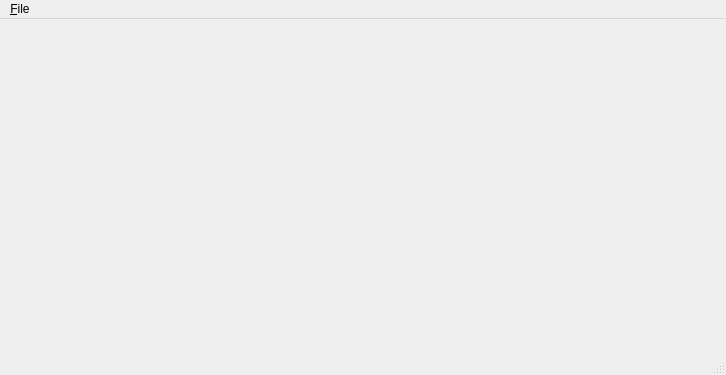
Qt form gui/MainWindow.ui (JoelMon/pyTalkManager) before a commit.
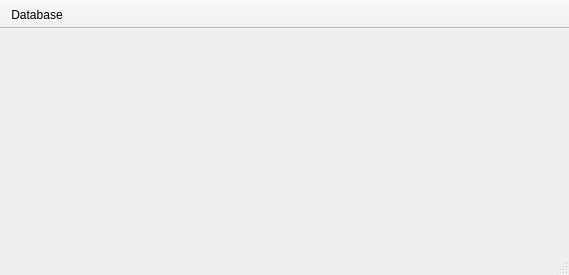
The same form after that commit. Icons and pictures are not drawn.

```diff
--- a/gui/MainWindow.ui
+++ b/gui/MainWindow.ui
@@ -6,41 +6,46 @@
    <rect>
     <x>0</x>
     <y>0</y>
-    <width>726</width>
-    <height>375</height>
+    <width>569</width>
+    <height>275</height>
    </rect>
   </property>
   <property name="windowTitle">
    <string>pyTalkManager</string>
   </property>
   <widget class="QWidget" name="centralwidget"/>
-  <widget class="QMenuBar" name="menubar">
-   <property name="geometry">
-    <rect>
-     <x>0</x>
-     <y>0</y>
-     <width>726</width>
-     <height>25</height>
-    </rect>
-   </property>
-   <widget class="QMenu" name="menuR">
-    <property name="title">
-     <string>&amp;File</string>
-    </property>
-    <addaction name="action_Open"/>
-    <addaction name="action_Exit"/>
-   </widget>
-   <addaction name="menuR"/>
-  </widget>
   <widget class="QStatusBar" name="statusbar"/>
-  <action name="action_Open">
-   <property name="text">
-    <string>&amp;Open</string>
+  <widget class="QToolBar" name="toolBar">
+   <property name="windowTitle">
+    <string>toolBar</string>
    </property>
-  </action>
-  <action name="action_Exit">
+   <property name="movable">
+    <bool>false</bool>
+   </property>
+   <property name="iconSize">
+    <size>
+     <width>32</width>
+     <height>32</height>
+    </size>
+   </property>
+   <attribute name="toolBarArea">
+    <enum>TopToolBarArea</enum>
+   </attribute>
+   <attribute name="toolBarBreak">
+    <bool>true</bool>
+   </attribute>
+   <addaction name="actionDatabase"/>
+  </widget>
+  <action name="actionDatabase">
+   <property name="icon">
+    <iconset resource="resource/icons.qrc">
+     <normaloff>:/MainWindow/database.png</normaloff>:/MainWindow/database.png</iconset>
+   </property>
    <property name="text">
-    <string>&amp;Exit</string>
+    <string>Database</string>
+   </property>
+   <property name="toolTip">
+    <string>Tools relating to the database</string>
    </property>
   </action>
  </widget>
```
Left out of the diff: 4 changed lines with no effect on the pictures.
